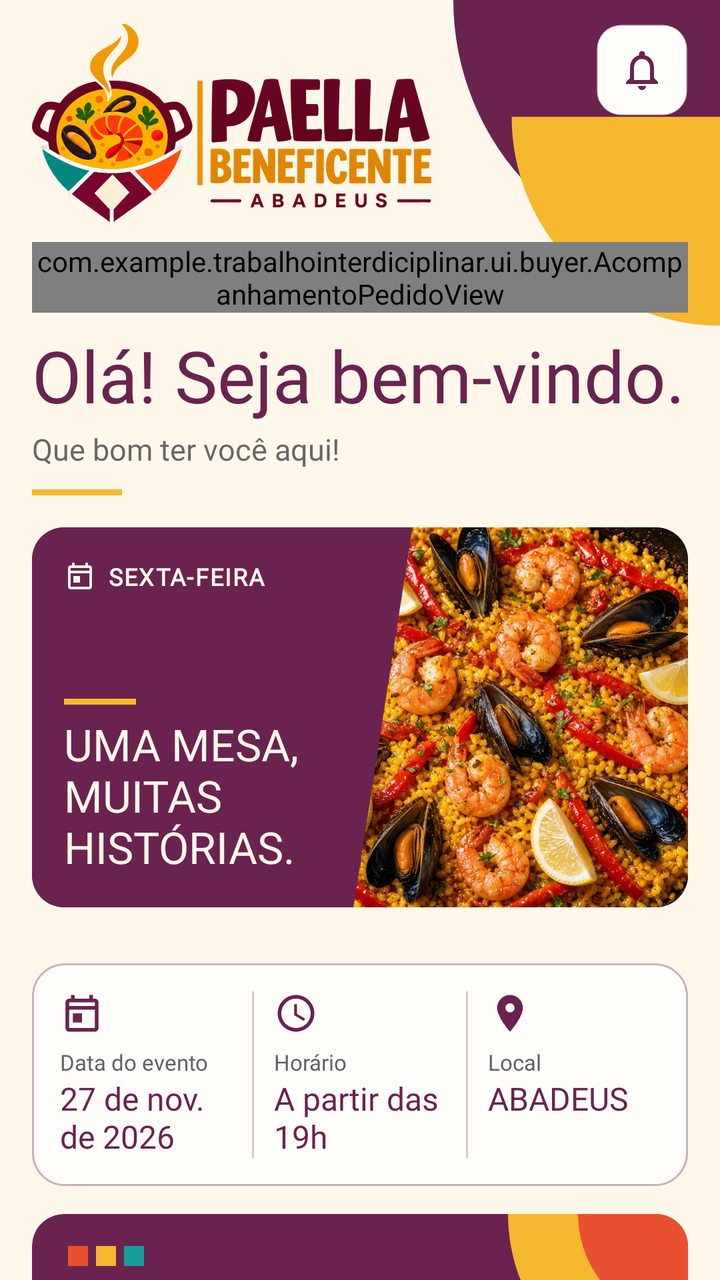
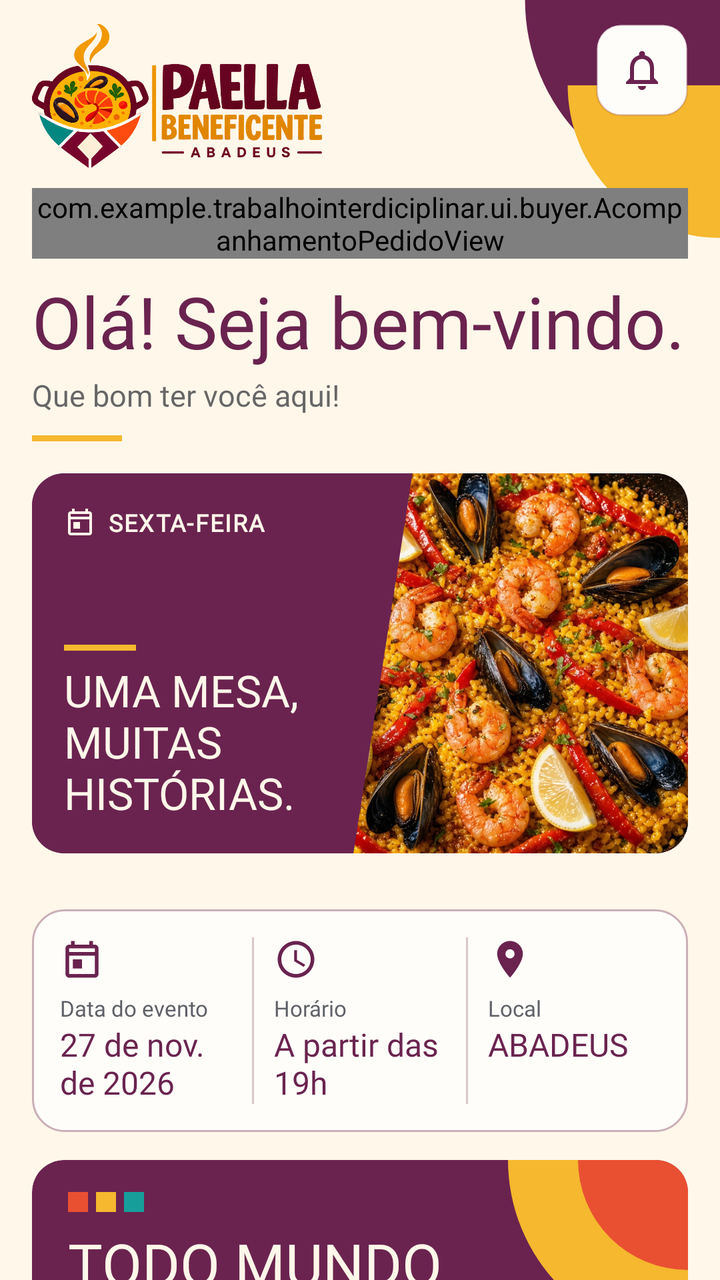

Compare the two renders of this Android layout. The source of the first and the diff that turns it into the second are given below.
<!-- AndroidManifest.xml: application theme Theme.TrabalhoInterDiciplinar -->
<!-- res/layout/fragment_buyer_home.xml -->
<?xml version="1.0" encoding="utf-8"?>
<androidx.core.widget.NestedScrollView xmlns:android="http://schemas.android.com/apk/res/android"
    xmlns:app="http://schemas.android.com/apk/res-auto"
    android:layout_width="match_parent"
    android:layout_height="match_parent"
    android:background="@color/brand_creme"
    android:fillViewport="true">

    <LinearLayout
        android:id="@+id/home_content"
        android:layout_width="match_parent"
        android:layout_height="wrap_content"
        android:orientation="vertical"
        android:paddingBottom="20dp">

        
        <FrameLayout
            android:layout_width="match_parent"
            android:layout_height="wrap_content">

            <ImageView
                android:layout_width="150dp"
                android:layout_height="167dp"
                android:layout_gravity="top|end"
                android:importantForAccessibility="no"
                android:scaleType="fitXY"
                android:src="@drawable/deco_login_superior" />

            <LinearLayout
                android:layout_width="match_parent"
                android:layout_height="wrap_content"
                android:orientation="vertical">

                <FrameLayout
                    android:layout_width="match_parent"
                    android:layout_height="wrap_content">

                    <ImageView
                        android:layout_width="wrap_content"
                        android:layout_height="wrap_content"
                        android:layout_gravity="top|start"
                        android:layout_marginStart="16dp"
                        android:layout_marginTop="12dp"
                        android:layout_marginEnd="96dp"
                        android:adjustViewBounds="true"
                        android:contentDescription="@string/logo_cd"
                        android:maxWidth="200dp"
                        android:scaleType="fitStart"
                        android:src="@drawable/logo_paella_beneficente" />

                    <FrameLayout
                        android:id="@+id/btn_notificacoes"
                        android:layout_width="46dp"
                        android:layout_height="46dp"
                        android:layout_gravity="top|end"
                        android:layout_marginTop="12dp"
                        android:layout_marginEnd="16dp"
                        android:background="@drawable/bg_home_sino"
                        android:clickable="true"
                        android:contentDescription="@string/home_sino_cd"
                        android:focusable="true">

                        <ImageView
                            android:layout_width="24dp"
                            android:layout_height="24dp"
                            android:layout_gravity="center"
                            android:importantForAccessibility="no"
                            android:src="@drawable/ic_home_sino"
                            app:tint="@color/brand_vinho" />

                        <View
                            android:id="@+id/ponto_notificacao"
                            android:layout_width="12dp"
                            android:layout_height="12dp"
                            android:layout_gravity="top|end"
                            android:layout_marginTop="8dp"
                            android:layout_marginEnd="8dp"
                            android:background="@drawable/bg_home_ponto"
                            android:importantForAccessibility="no"
                            android:visibility="gone" />
                    </FrameLayout>
                </FrameLayout>

                
                <com.example.trabalhointerdiciplinar.ui.buyer.AcompanhamentoPedidoView
                    android:id="@+id/acompanhamento"
                    android:layout_width="match_parent"
                    android:layout_height="wrap_content"
                    android:layout_marginHorizontal="16dp"
                    android:layout_marginTop="10dp" />

                <LinearLayout
                    android:layout_width="match_parent"
                    android:layout_height="wrap_content"
                    android:orientation="vertical"
                    android:paddingStart="16dp"
                    android:paddingTop="12dp"
                    android:paddingEnd="16dp">

                    <TextView
                        android:id="@+id/txt_saudacao"
                        android:layout_width="match_parent"
                        android:layout_height="wrap_content"
                        android:fontFamily="@font/barlow_condensed_bold"
                        android:includeFontPadding="false"
                        android:text="@string/home_saudacao_anonima"
                        android:textColor="@color/brand_vinho"
                        android:textSize="36sp" />

                    <TextView
                        android:id="@+id/txt_subtitulo"
                        android:layout_width="match_parent"
                        android:layout_height="wrap_content"
                        android:layout_marginTop="4dp"
                        android:fontFamily="@font/inter_variable"
                        android:text="@string/home_subtitulo"
                        android:textColor="#B326282D"
                        android:textSize="15sp" />

                    <View
                        android:layout_width="45dp"
                        android:layout_height="3dp"
                        android:layout_marginTop="10dp"
                        android:background="@color/brand_acafrao"
                        android:importantForAccessibility="no" />
                </LinearLayout>
            </LinearLayout>
        </FrameLayout>

        
        <LinearLayout
            android:id="@+id/faixa_evento"
            android:layout_width="match_parent"
            android:layout_height="wrap_content"
            android:layout_marginHorizontal="16dp"
            android:layout_marginTop="12dp"
            android:background="@drawable/bg_faixa_evento"
            android:gravity="center_vertical"
            android:minHeight="48dp"
            android:orientation="horizontal"
            android:paddingHorizontal="14dp"
            android:paddingVertical="8dp"
            android:visibility="gone">

            <ImageView
                android:layout_width="22dp"
                android:layout_height="22dp"
                android:importantForAccessibility="no"
                android:src="@drawable/ic_calendar"
                app:tint="@color/brand_creme" />

            <TextView
                android:layout_width="0dp"
                android:layout_height="wrap_content"
                android:layout_marginStart="10dp"
                android:layout_weight="1"
                android:fontFamily="@font/barlow_condensed_bold"
                android:includeFontPadding="false"
                android:text="@string/home_faixa_evento"
                android:textColor="@color/brand_creme"
                android:textSize="24sp" />
        </LinearLayout>

        
        <com.google.android.material.card.MaterialCardView
            android:id="@+id/banner_evento"
            android:layout_width="match_parent"
            android:layout_height="wrap_content"
            android:minHeight="190dp"
            android:layout_marginHorizontal="16dp"
            android:layout_marginTop="16dp"
            app:cardBackgroundColor="@color/brand_vinho"
            app:cardCornerRadius="16dp"
            app:cardElevation="0dp"
            app:strokeWidth="0dp">

            <androidx.constraintlayout.widget.ConstraintLayout
                android:layout_width="match_parent"
                android:layout_height="wrap_content"
                android:minHeight="190dp">

                <androidx.constraintlayout.widget.Guideline
                    android:id="@+id/guia_foto"
                    android:layout_width="wrap_content"
                    android:layout_height="wrap_content"
                    android:orientation="vertical"
                    app:layout_constraintGuide_percent="0.40" />

                <androidx.constraintlayout.widget.Guideline
                    android:id="@+id/guia_texto"
                    android:layout_width="wrap_content"
                    android:layout_height="wrap_content"
                    android:orientation="vertical"
                    app:layout_constraintGuide_percent="0.52" />

                <ImageView
                    android:layout_width="0dp"
                    android:layout_height="0dp"
                    android:contentDescription="@string/home_banner_desc"
                    android:scaleType="centerCrop"
                    android:src="@drawable/paella_hero"
                    app:layout_constraintBottom_toBottomOf="parent"
                    app:layout_constraintEnd_toEndOf="parent"
                    app:layout_constraintStart_toStartOf="@id/guia_foto"
                    app:layout_constraintTop_toTopOf="parent" />

                <ImageView
                    android:layout_width="0dp"
                    android:layout_height="0dp"
                    android:importantForAccessibility="no"
                    android:scaleType="fitXY"
                    android:src="@drawable/home_banner_vinho"
                    app:layout_constraintBottom_toBottomOf="parent"
                    app:layout_constraintEnd_toEndOf="parent"
                    app:layout_constraintStart_toStartOf="parent"
                    app:layout_constraintTop_toTopOf="parent" />

                <LinearLayout
                    android:layout_width="0dp"
                    android:layout_height="wrap_content"
                    android:layout_marginStart="16dp"
                    android:orientation="vertical"
                    android:paddingVertical="16dp"
                    app:layout_constraintBottom_toBottomOf="parent"
                    app:layout_constraintEnd_toEndOf="@id/guia_texto"
                    app:layout_constraintStart_toStartOf="parent"
                    app:layout_constraintTop_toTopOf="parent">

                    <LinearLayout
                        android:layout_width="wrap_content"
                        android:layout_height="wrap_content"
                        android:gravity="center_vertical"
                        android:orientation="horizontal">

                        <ImageView
                            android:layout_width="16dp"
                            android:layout_height="16dp"
                            android:importantForAccessibility="no"
                            android:src="@drawable/ic_calendar"
                            app:tint="@color/brand_creme" />

                        <TextView
                            android:layout_width="wrap_content"
                            android:layout_height="wrap_content"
                            android:layout_marginStart="6dp"
                            android:fontFamily="@font/inter_variable"
                            android:letterSpacing="0.06"
                            android:text="@string/home_banner_dia"
                            android:textAllCaps="true"
                            android:textColor="@color/brand_creme"
                            android:textSize="12sp"
                            android:textStyle="bold" />
                    </LinearLayout>

                    <TextView
                        android:id="@+id/txt_banner_data"
                        android:layout_width="match_parent"
                        android:layout_height="wrap_content"
                        android:layout_marginTop="4dp"
                        android:fontFamily="@font/barlow_condensed_bold"
                        android:includeFontPadding="false"
                        android:textColor="@color/brand_creme"
                        android:textSize="35sp" />

                    <View
                        android:layout_width="36dp"
                        android:layout_height="3dp"
                        android:layout_marginTop="8dp"
                        android:background="@color/brand_acafrao"
                        android:importantForAccessibility="no" />

                    <TextView
                        android:layout_width="match_parent"
                        android:layout_height="wrap_content"
                        android:layout_marginTop="8dp"
                        android:fontFamily="@font/barlow_condensed_bold"
                        android:includeFontPadding="false"
                        android:text="@string/home_banner_chamada_dupla"
                        android:textAllCaps="true"
                        android:textColor="@color/brand_creme"
                        android:textSize="22sp" />
                </LinearLayout>
            </androidx.constraintlayout.widget.ConstraintLayout>
        </com.google.android.material.card.MaterialCardView>

        
        <LinearLayout
            android:id="@+id/atalhos"
            android:layout_width="match_parent"
            android:layout_height="wrap_content"
            android:baselineAligned="false"
            android:layout_marginTop="14dp"
            android:orientation="horizontal"
            android:paddingHorizontal="12dp" />

        
        <LinearLayout
            android:id="@+id/card_info"
            android:layout_width="match_parent"
            android:layout_height="wrap_content"
            android:layout_marginHorizontal="16dp"
            android:layout_marginTop="14dp"
            android:background="@drawable/bg_home_card"
            android:orientation="horizontal"
            android:padding="14dp">

            <LinearLayout
                android:layout_width="0dp"
                android:layout_height="wrap_content"
                android:layout_weight="1"
                android:orientation="vertical">

                <ImageView
                    android:layout_width="22dp"
                    android:layout_height="22dp"
                    android:importantForAccessibility="no"
                    android:src="@drawable/ic_calendar"
                    app:tint="@color/brand_vinho" />

                <TextView
                    android:layout_width="match_parent"
                    android:layout_height="wrap_content"
                    android:layout_marginTop="6dp"
                    android:fontFamily="@font/inter_variable"
                    android:text="@string/home_info_data_rotulo"
                    android:textColor="@color/brand_grafite_muted"
                    android:textSize="11sp" />

                <TextView
                    android:layout_width="match_parent"
                    android:layout_height="wrap_content"
                    android:fontFamily="@font/barlow_condensed_bold"
                    android:text="@string/home_info_data_valor"
                    android:textColor="@color/brand_vinho"
                    android:textSize="16sp" />
            </LinearLayout>

            <View
                android:layout_width="1dp"
                android:layout_height="match_parent"
                android:layout_marginHorizontal="10dp"
                android:background="#406A234F"
                android:importantForAccessibility="no" />

            <LinearLayout
                android:layout_width="0dp"
                android:layout_height="wrap_content"
                android:layout_weight="1"
                android:orientation="vertical">

                <ImageView
                    android:layout_width="22dp"
                    android:layout_height="22dp"
                    android:importantForAccessibility="no"
                    android:src="@drawable/ic_home_relogio"
                    app:tint="@color/brand_vinho" />

                <TextView
                    android:layout_width="match_parent"
                    android:layout_height="wrap_content"
                    android:layout_marginTop="6dp"
                    android:fontFamily="@font/inter_variable"
                    android:text="@string/home_info_horario_rotulo"
                    android:textColor="@color/brand_grafite_muted"
                    android:textSize="11sp" />

                <TextView
                    android:layout_width="match_parent"
                    android:layout_height="wrap_content"
                    android:fontFamily="@font/barlow_condensed_bold"
                    android:text="@string/home_info_horario_valor"
                    android:textColor="@color/brand_vinho"
                    android:textSize="16sp" />
            </LinearLayout>

            <View
                android:layout_width="1dp"
                android:layout_height="match_parent"
                android:layout_marginHorizontal="10dp"
                android:background="#406A234F"
                android:importantForAccessibility="no" />

            <LinearLayout
                android:layout_width="0dp"
                android:layout_height="wrap_content"
                android:layout_weight="1"
                android:orientation="vertical">

                <ImageView
                    android:layout_width="22dp"
                    android:layout_height="22dp"
                    android:importantForAccessibility="no"
                    android:src="@drawable/ic_location"
                    app:tint="@color/brand_vinho" />

                <TextView
                    android:layout_width="match_parent"
                    android:layout_height="wrap_content"
                    android:layout_marginTop="6dp"
                    android:fontFamily="@font/inter_variable"
                    android:text="@string/home_info_local_rotulo"
                    android:textColor="@color/brand_grafite_muted"
                    android:textSize="11sp" />

                <TextView
                    android:layout_width="match_parent"
                    android:layout_height="wrap_content"
                    android:fontFamily="@font/barlow_condensed_bold"
                    android:text="@string/home_info_local_valor"
                    android:textColor="@color/brand_vinho"
                    android:textSize="16sp" />
            </LinearLayout>
        </LinearLayout>

        
        <FrameLayout
            android:layout_width="match_parent"
            android:layout_height="wrap_content"
            android:layout_marginHorizontal="16dp"
            android:layout_marginTop="14dp"
            android:background="@drawable/bg_home_proposito"
            android:clipToOutline="true">

            <ImageView
                android:layout_width="120dp"
                android:layout_height="140dp"
                android:layout_gravity="top|end"
                android:importantForAccessibility="no"
                android:scaleType="fitEnd"
                android:src="@drawable/deco_home_proposito" />

            <LinearLayout
                android:layout_width="match_parent"
                android:layout_height="wrap_content"
                android:orientation="vertical"
                android:paddingBottom="18dp"
                android:paddingEnd="100dp"
                android:paddingStart="18dp"
                android:paddingTop="16dp">

                <LinearLayout
                    android:layout_width="wrap_content"
                    android:layout_height="wrap_content"
                    android:orientation="horizontal">

                    <View
                        android:layout_width="10dp"
                        android:layout_height="10dp"
                        android:background="@color/brand_paprica"
                        android:importantForAccessibility="no" />

                    <View
                        android:layout_width="10dp"
                        android:layout_height="10dp"
                        android:layout_marginStart="4dp"
                        android:background="@color/brand_acafrao"
                        android:importantForAccessibility="no" />

                    <View
                        android:layout_width="10dp"
                        android:layout_height="10dp"
                        android:layout_marginStart="4dp"
                        android:background="@color/brand_mediterraneo"
                        android:importantForAccessibility="no" />
                </LinearLayout>

                <TextView
                    android:layout_width="match_parent"
                    android:layout_height="wrap_content"
                    android:layout_marginTop="10dp"
                    android:fontFamily="@font/barlow_condensed_bold"
                    android:includeFontPadding="false"
                    android:text="@string/home_proposito_l1"
                    android:textAllCaps="true"
                    android:textColor="@color/brand_creme"
                    android:textSize="29sp" />

                <TextView
                    android:layout_width="match_parent"
                    android:layout_height="wrap_content"
                    android:fontFamily="@font/barlow_condensed_bold"
                    android:includeFontPadding="false"
                    android:text="@string/home_proposito_l2"
                    android:textAllCaps="true"
                    android:textColor="@color/brand_acafrao"
                    android:textSize="29sp" />

                <TextView
                    android:layout_width="match_parent"
                    android:layout_height="wrap_content"
                    android:layout_marginTop="10dp"
                    android:fontFamily="@font/inter_variable"
                    android:lineSpacingExtra="3sp"
                    android:text="@string/home_proposito_texto"
                    android:textColor="@color/brand_creme"
                    android:textSize="13sp" />
            </LinearLayout>
        </FrameLayout>
    </LinearLayout>
</androidx.core.widget.NestedScrollView>
<!-- resources referenced by this layout -->
<resources>
  <color name="brand_acafrao">#FFF5B82E</color>
  <color name="brand_creme">#FFFFF7EA</color>
  <color name="brand_grafite_muted">#FF5F6168</color>
  <color name="brand_mediterraneo">#FF169F9A</color>
  <color name="brand_paprica">#FFE95032</color>
  <color name="brand_vinho">#FF6A234F</color>
  <!-- drawable bg_faixa_evento (drawable) -->
  <?xml version="1.0" encoding="utf-8"?>
  <shape xmlns:android="http://schemas.android.com/apk/res/android">
      <solid android:color="@color/brand_mediterraneo" />
      <corners android:radius="14dp" />
  </shape>
  <!-- drawable bg_home_card (drawable) -->
  <?xml version="1.0" encoding="utf-8"?>
  <shape xmlns:android="http://schemas.android.com/apk/res/android">
      <solid android:color="#FFFFFDF9" />
      <corners android:radius="16dp" />
      <stroke
          android:width="1dp"
          android:color="#596A234F" />
  </shape>
  <!-- drawable bg_home_ponto (drawable) -->
  <?xml version="1.0" encoding="utf-8"?>
  <shape xmlns:android="http://schemas.android.com/apk/res/android"
      android:shape="oval">
      <solid android:color="@color/brand_paprica" />
      <stroke
          android:width="2dp"
          android:color="#FFFFFDF9" />
  </shape>
  <!-- drawable bg_home_proposito (drawable) -->
  <?xml version="1.0" encoding="utf-8"?>
  <shape xmlns:android="http://schemas.android.com/apk/res/android">
      <solid android:color="@color/brand_vinho" />
      <corners android:radius="16dp" />
  </shape>
  <!-- drawable bg_home_sino (drawable) -->
  <?xml version="1.0" encoding="utf-8"?>
  <ripple xmlns:android="http://schemas.android.com/apk/res/android"
      android:color="#336A234F">
      <item>
          <shape android:shape="rectangle">
              <solid android:color="#FFFFFDF9" />
              <corners android:radius="12dp" />
              <stroke
                  android:width="1dp"
                  android:color="#336A234F" />
          </shape>
      </item>
  </ripple>
  <!-- drawable home_banner_vinho (drawable) -->
  <?xml version="1.0" encoding="utf-8"?>
  <vector xmlns:android="http://schemas.android.com/apk/res/android"
      android:width="100dp"
      android:height="100dp"
      android:viewportWidth="100"
      android:viewportHeight="100">
      <path
          android:fillColor="#FF6A234F"
          android:pathData="M0,0L58,0L49,100L0,100Z" />
  </vector>
  <string name="home_banner_chamada_dupla">Uma mesa,\nmuitas histórias.</string>
  <string name="home_banner_desc">Paella servida em panela de ferro com camarões, mexilhões e limão</string>
  <string name="home_banner_dia">Sexta-feira</string>
  <string name="home_faixa_evento">HOJE É DIA DA PAELLA!</string>
  <string name="home_info_data_rotulo">Data do evento</string>
  <string name="home_info_data_valor">27 de nov. de 2026</string>
  <string name="home_info_horario_rotulo">Horário</string>
  <string name="home_info_horario_valor">A partir das 19h</string>
  <string name="home_info_local_rotulo">Local</string>
  <string name="home_info_local_valor">ABADEUS</string>
  <string name="home_proposito_l1">Todo mundo cabe</string>
  <string name="home_proposito_l2">nessa mesa.</string>
  <string name="home_proposito_texto">Um encontro para compartilhar sabores, aproximar pessoas e fazer da solidariedade parte da experiência.</string>
  <string name="home_saudacao_anonima">Olá! Seja bem-vindo.</string>
  <string name="home_sino_cd">Notificações</string>
  <string name="home_subtitulo">Que bom ter você aqui!</string>
  <string name="logo_cd">Paella Beneficente, uma iniciativa de ABADEUS</string>
  <style name="Theme.TrabalhoInterDiciplinar" parent="Base.Theme.TrabalhoInterDiciplinar" />
  <color name="lime">#FFFFC12D</color>
  <color name="text_dark">#FF1A1A1A</color>
  <color name="leaf">#FF5C2D4B</color>
  <color name="white">#FFFFFFFF</color>
  <color name="bg_app">#FFFFFBF5</color>
  <color name="nav_dark">#FF1A1A1A</color>
  <!-- unchanged entries left out for length: 9 -->
</resources>

<!-- the commit's change to res/layout/fragment_buyer_home.xml (unified diff, before → after) -->
@@ -19,11 +19,11 @@
             android:layout_height="wrap_content">
 
             <ImageView
-                android:layout_width="150dp"
-                android:layout_height="167dp"
+                android:layout_width="110dp"
+                android:layout_height="122dp"
                 android:layout_gravity="top|end"
                 android:importantForAccessibility="no"
-                android:scaleType="fitXY"
+                android:scaleType="fitEnd"
                 android:src="@drawable/deco_login_superior" />
 
             <LinearLayout
@@ -41,10 +41,11 @@
                         android:layout_gravity="top|start"
                         android:layout_marginStart="16dp"
                         android:layout_marginTop="12dp"
-                        android:layout_marginEnd="96dp"
+                        android:layout_marginEnd="140dp"
                         android:adjustViewBounds="true"
                         android:contentDescription="@string/logo_cd"
-                        android:maxWidth="200dp"
+                        android:maxWidth="180dp"
+                        android:maxHeight="72dp"
                         android:scaleType="fitStart"
                         android:src="@drawable/logo_paella_beneficente" />
 
